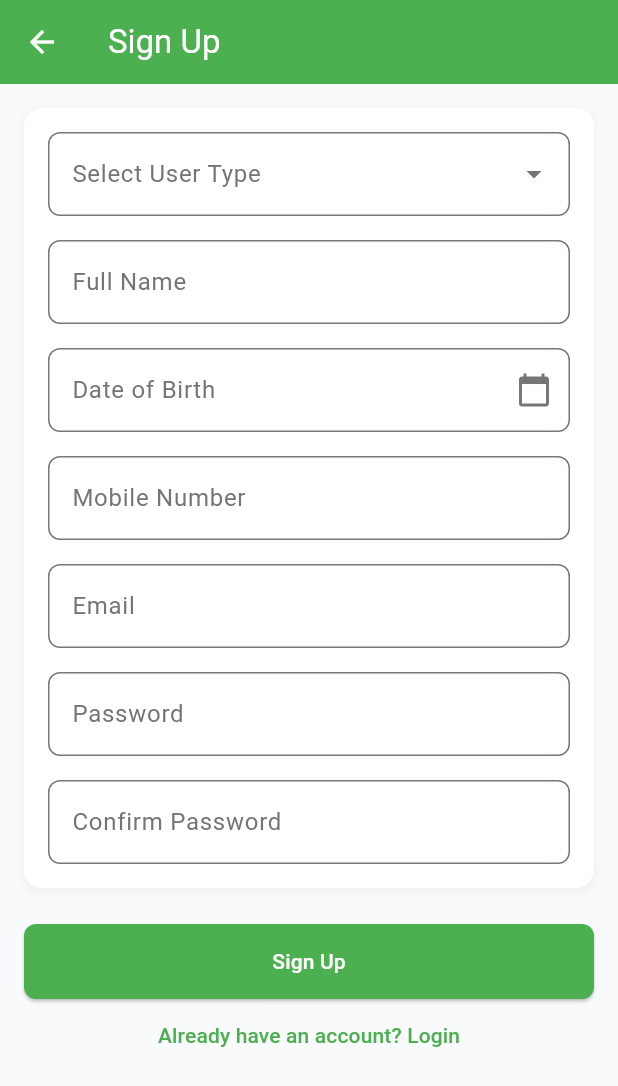
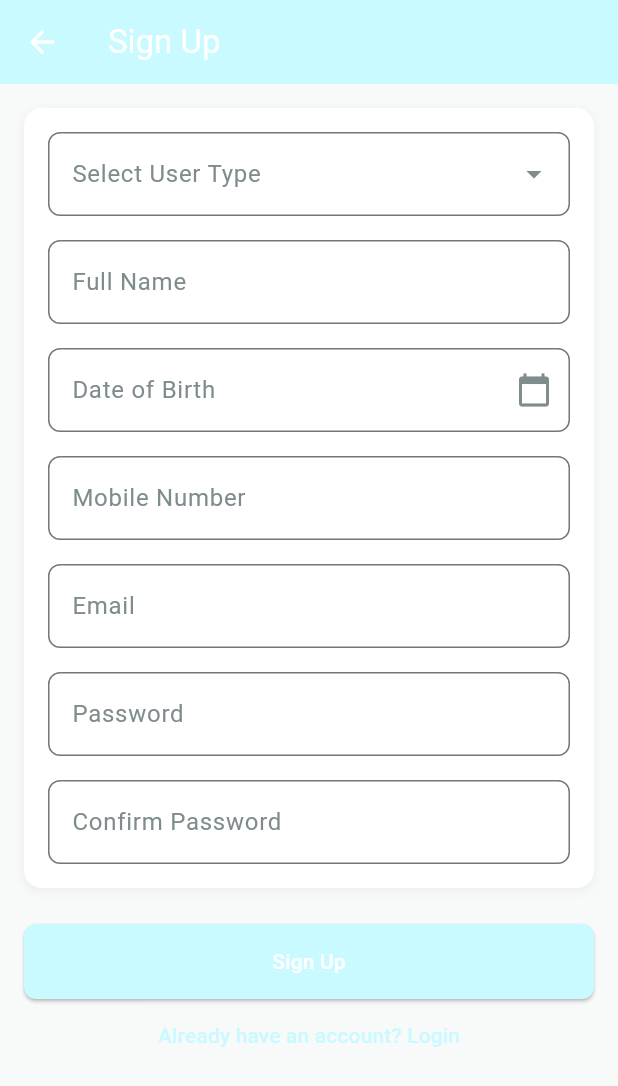
Before and after one commit to Zabith-Fulail/SugarMate, a Flutter app: the SignupScreen screen opened by its route, on a phone screen of 412 x 824 dp. Shown: the top 1086 px of the screen. Run offline on Flutter 3.47's test engine with Material 3 defaults, Android fonts, the phone set to English and light mode, and no system bars; our stand-ins replace bloc, carousel_slider, connectivity_plus, dartz, device_info_plus, dio and 9 more; accounts and stored records are empty.

Commit message:
theme color changed in signup_screen.dart and login_screen.dart

```diff
--- a/lib/utils/app_colors.dart
+++ b/lib/utils/app_colors.dart
@@ -1,23 +1,23 @@
 import 'package:flutter/material.dart';
 
 class AppColors {
-
-  static const Color appWhiteColor = Color(0xFFFFFFFF);        // Card/Surface
-  static const Color appBackgroundColor = Color(0xFFF9FAFB);   // Light background
-  static const Color primaryColor = Color(0xFF4CAF50);          // Healthy green
-  static const Color primaryVariant = Color(0xFF388E3C);        // Darker green for buttons/headers
-  static const Color secondaryColor = Color(0xFF00BCD4);        // Teal accent
-  static const Color appBlackColor = Color(0xFF212121);         // Primary text
-  static const Color appGreyColor = Color(0xFF757575);          // Secondary text
-  static const Color appRedColor = Color(0xFFE53935);           // Error/warning
-  static const Color successColor = Color(0xFF43A047);          // Success/positive
-  static const Color appListBoxColor = Color(0xFFE0E0E0);       // Optional light grey for cards or dividers
+  static const Color appWhiteColor = Color(0xFFFFFFFF); // Card/Surface
+  static const Color appBackgroundColor = Color(0xFFF8F9F9); // Light background
+  static const Color primaryColor = Color(0xFFC9FAFF); // Fresh green
+  static const Color primaryVariant = Color(0xFF388E3C); // Darker green for buttons/headers
+  static const Color secondaryColor = Color(0xFF00BCD4); // Teal accent
+  static const Color appBlackColor = Color(0xFF2C3E50); // Dark text
+  static const Color appGreyColor = Color(0xFF7F8C8D); // Medium grey
+  static const Color appRedColor = Color(0xFFE74C3C); // Error red
+  static const Color successColor = Color(0xFF43A047); // Success/positive
+  static const Color appListBoxColor =
+      Color(0xFFE0E0E0); // Optional light grey for cards or dividers
 
   ///Colors
   // static const Color primaryColor = Color(0xff6728c5);
   static const Color darkBlue = Color(0xff084297);
-  static const Color whiteColor = Color(0xffffffff);
-  static const Color blackColor = Color(0xff2B2B2B);
+  static const Color whiteColor = Color(0xFFFFFFFF);
+  static const Color blackColor = Color(0xFF2C3E50);
   static const Color lightGrey = Color(0xffF7F7F9);
   static const Color bgColor = Color(0xffF8F9FC);
   static const Color darkGrey = Color(0xff707B81);
```
